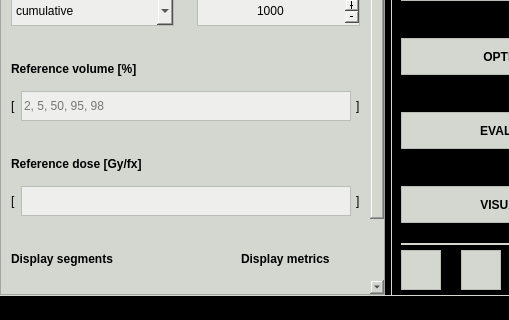
First picture: the form in pyanno4rt/gui/designs/main_window.ui, repository pyanno4rt/pyanno4rt, before the edit; both pictures show x 0 to 509 and y 448 to 768 of the 1024 by 768 pixel window.
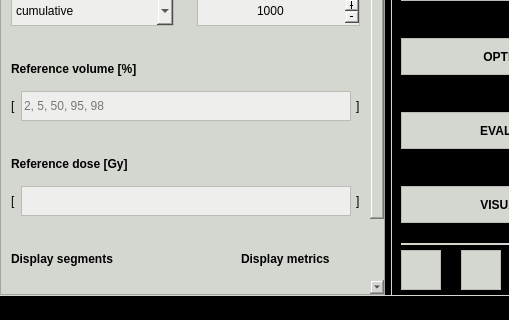
Second picture: the form after the edit. The open tabs and pages were chosen to show the change. Icons and pictures are not drawn.

```diff
--- a/pyanno4rt/gui/designs/main_window.ui
+++ b/pyanno4rt/gui/designs/main_window.ui
@@ -5120,7 +5120,7 @@
                      </font>
                     </property>
                     <property name="text">
-                     <string>Reference dose [Gy/fx]</string>
+                     <string>Reference dose [Gy]</string>
                     </property>
                    </widget>
                   </item>
```
Left out of the diff: 2 changed lines with no effect on the pictures.
